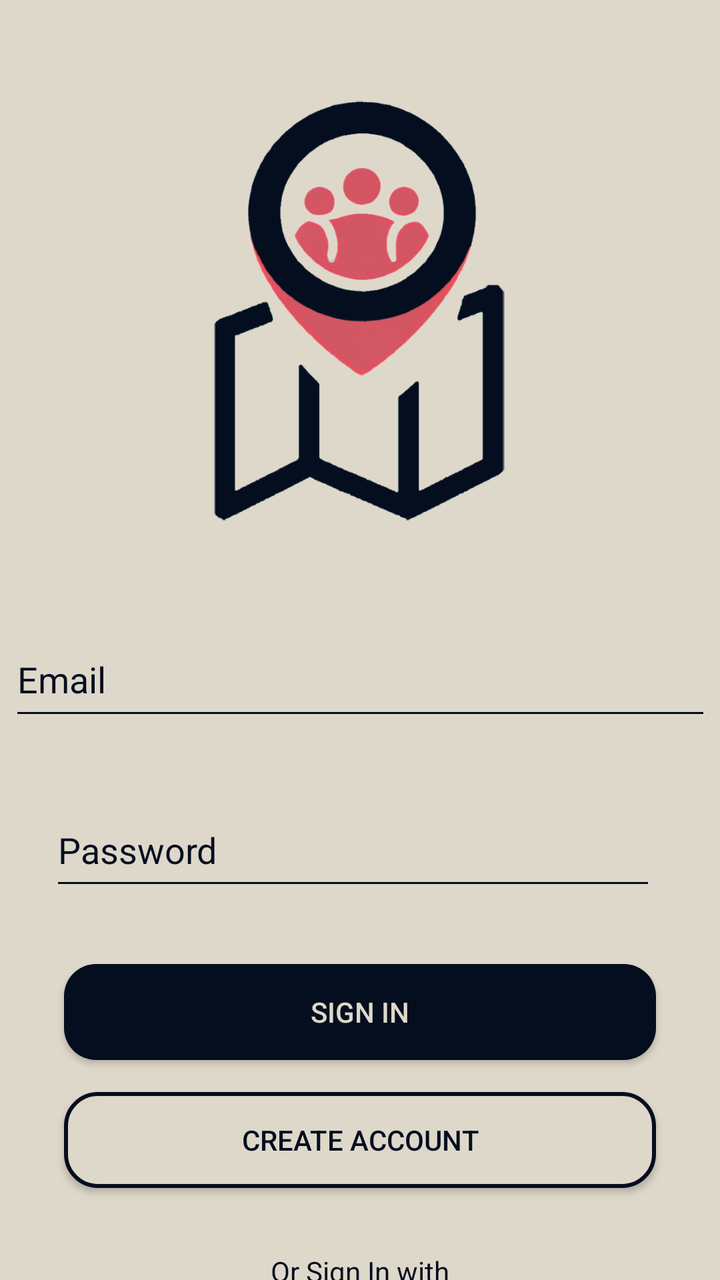
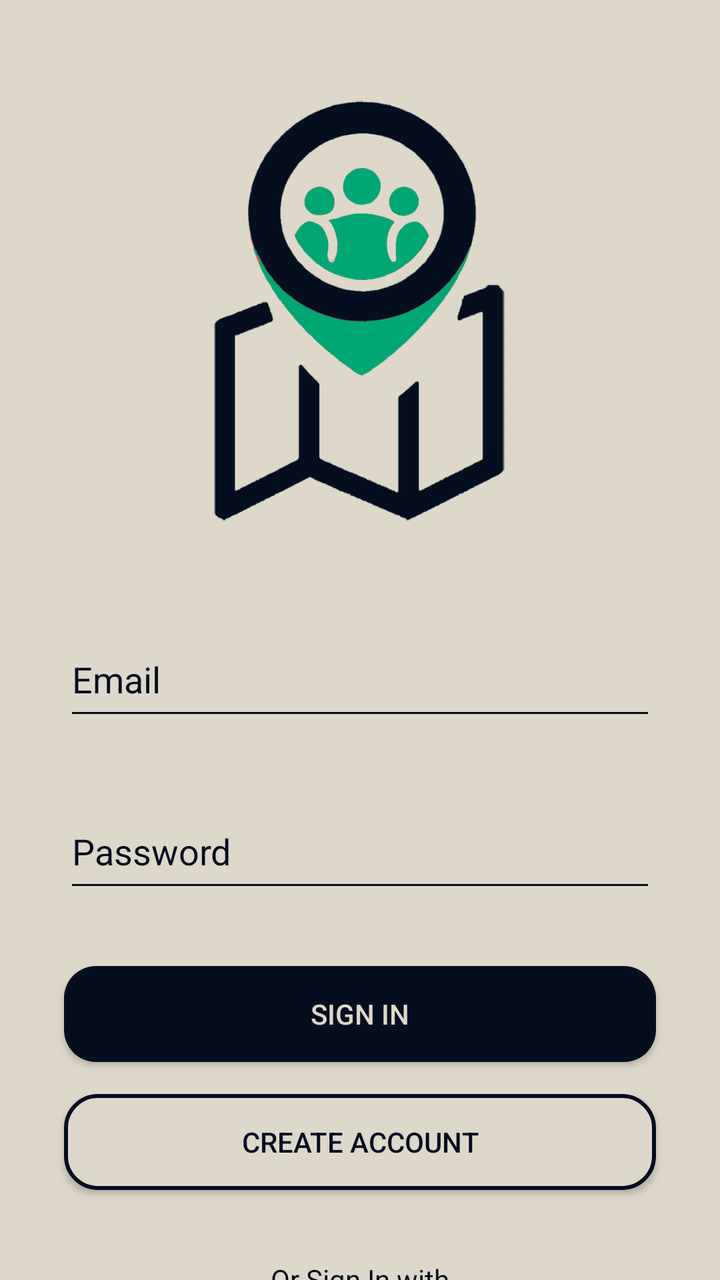

The first picture is an Android layout as it rendered before a commit; the second is the same layout after the commit. The layout source and the unified diff follow.
<!-- AndroidManifest.xml: application theme Theme.Design.NoActionBar -->
<!-- res/layout/activity_auth.xml -->
<?xml version="1.0" encoding="utf-8"?>
<androidx.constraintlayout.widget.ConstraintLayout xmlns:android="http://schemas.android.com/apk/res/android"
    xmlns:app="http://schemas.android.com/apk/res-auto"
    xmlns:tools="http://schemas.android.com/tools"
    android:id="@+id/authLayout"
    android:layout_width="match_parent"
    android:layout_height="match_parent"
    android:background="#ded8ca"
    tools:context=".AuthActivity">

    <EditText
        android:id="@+id/passwordEditText"
        android:layout_width="match_parent"
        android:layout_height="53dp"
        android:layout_marginStart="25dp"
        android:layout_marginTop="32dp"
        android:layout_marginEnd="32dp"
        android:backgroundTint="#050e1f"
        android:ems="10"
        android:hint="Password"
        android:inputType="textPassword"
        android:textColor="#050e1f"
        android:textColorHint="#050e1f"
        app:layout_constraintEnd_toEndOf="parent"
        app:layout_constraintHorizontal_bias="0.0"
        app:layout_constraintStart_toStartOf="parent"
        app:layout_constraintTop_toBottomOf="@+id/emailEditText" />

    <Button
        android:id="@+id/loginButton"
        android:layout_width="match_parent"
        android:layout_height="wrap_content"
        android:layout_marginStart="32dp"
        android:layout_marginTop="32dp"
        android:layout_marginEnd="32dp"
        android:background="@drawable/button_rounded"
        android:text="Sign in"
        android:textColor="#ded8ca"
        app:layout_constraintEnd_toEndOf="parent"
        app:layout_constraintStart_toStartOf="parent"
        app:layout_constraintTop_toBottomOf="@+id/passwordEditText" />

    <Button
        android:id="@+id/registerButton"
        android:layout_width="match_parent"
        android:layout_height="wrap_content"
        android:layout_marginStart="32dp"
        android:layout_marginTop="16dp"
        android:layout_marginEnd="32dp"
        android:background="@drawable/button_rounded_border"
        android:text="Create account"
        android:textColor="#050e1f"
        app:layout_constraintEnd_toEndOf="parent"
        app:layout_constraintHorizontal_bias="1.0"
        app:layout_constraintStart_toStartOf="parent"
        app:layout_constraintTop_toBottomOf="@+id/loginButton" />

    <EditText
        android:id="@+id/emailEditText"
        android:layout_width="351dp"
        android:layout_height="54dp"
        android:layout_marginStart="32dp"
        android:layout_marginEnd="32dp"
        android:backgroundTint="#050e1f"
        android:ems="10"
        android:hint="Email"
        android:inputType="textEmailAddress"
        android:textColor="#050e1f"
        android:textColorHint="#050e1f"
        app:layout_constraintEnd_toEndOf="parent"
        app:layout_constraintStart_toStartOf="parent"
        app:layout_constraintTop_toBottomOf="@+id/imageView" />

    <ImageButton
        android:id="@+id/googleButton"
        android:layout_width="189dp"
        android:layout_height="63dp"
        android:layout_marginStart="32dp"
        android:layout_marginTop="8dp"
        android:layout_marginEnd="32dp"
        android:background="#00FFFFFF"
        android:contentDescription="@string/app_name"
        android:scaleType="fitCenter"
        app:layout_constraintEnd_toEndOf="parent"
        app:layout_constraintStart_toStartOf="parent"
        app:layout_constraintTop_toBottomOf="@+id/textView"
        app:srcCompat="@drawable/google_button" />

    <ImageView
        android:id="@+id/imageView"
        android:layout_width="299dp"
        android:layout_height="311dp"
        app:layout_constraintEnd_toEndOf="parent"
        app:layout_constraintHorizontal_bias="0.497"
        app:layout_constraintStart_toStartOf="parent"
        app:layout_constraintTop_toTopOf="parent"
        app:srcCompat="@drawable/logo" />

    <TextView
        android:id="@+id/textView"
        android:layout_width="wrap_content"
        android:layout_height="wrap_content"
        android:layout_marginTop="32dp"
        android:text="Or Sign In with"
        android:textColor="#050e1f"
        app:layout_constraintEnd_toEndOf="parent"
        app:layout_constraintStart_toStartOf="parent"
        app:layout_constraintTop_toBottomOf="@+id/registerButton" />

</androidx.constraintlayout.widget.ConstraintLayout>
<!-- resources referenced by this layout -->
<resources>
  <!-- drawable button_rounded (drawable) -->
  <?xml version="1.0" encoding="utf-8"?>
  <shape xmlns:android="http://schemas.android.com/apk/res/android">
      <corners android:radius="16dp" />
      <solid android:color="#050e1f" />
  </shape>
  <!-- drawable button_rounded_border (drawable) -->
  <?xml version="1.0" encoding="utf-8"?>
  <shape xmlns:android="http://schemas.android.com/apk/res/android">
      <corners android:radius="16dp" />
      <solid android:color="#ded8ca" />
      <stroke
          android:width="2dp"
          android:color="#050e1f" />
  </shape>
  <!-- drawable google_button: png bitmap (drawable, 6086 bytes) -->
  <!-- drawable logo: jpg bitmap (drawable, 148257 bytes) -->
  <string name="app_name">Social Map Points</string>
</resources>

<!-- the commit's change to res/layout/activity_auth.xml (unified diff, before → after) -->
@@ -11,8 +11,8 @@
     <EditText
         android:id="@+id/passwordEditText"
         android:layout_width="match_parent"
-        android:layout_height="53dp"
-        android:layout_marginStart="25dp"
+        android:layout_height="54dp"
+        android:layout_marginStart="32dp"
         android:layout_marginTop="32dp"
         android:layout_marginEnd="32dp"
         android:backgroundTint="#050e1f"
@@ -57,7 +57,7 @@
 
     <EditText
         android:id="@+id/emailEditText"
-        android:layout_width="351dp"
+        android:layout_width="match_parent"
         android:layout_height="54dp"
         android:layout_marginStart="32dp"
         android:layout_marginEnd="32dp"
@@ -100,7 +100,7 @@
         android:id="@+id/textView"
         android:layout_width="wrap_content"
         android:layout_height="wrap_content"
-        android:layout_marginTop="32dp"
+        android:layout_marginTop="35dp"
         android:text="Or Sign In with"
         android:textColor="#050e1f"
         app:layout_constraintEnd_toEndOf="parent"
<!-- resource entries referenced after the edit -->
@@ -16,7 +16,7 @@
           android:color="#050e1f" />
   </shape>
   <!-- drawable google_button: png bitmap (drawable, 6086 bytes) -->
-  <!-- drawable logo: jpg bitmap (drawable, 148257 bytes) -->
+  <!-- drawable logo: jpg bitmap (drawable, 135357 bytes) -->
   <string name="app_name">Social Map Points</string>
 </resources>
 
